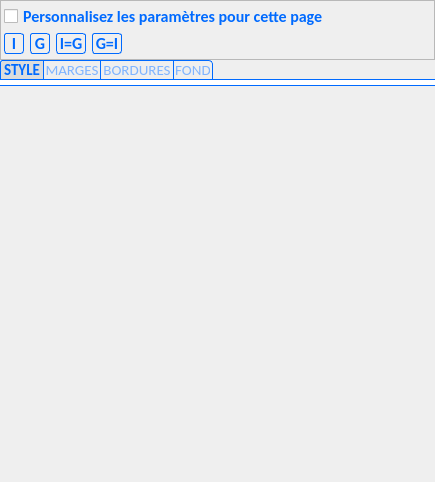
This is PhotosConsigne/ui/Page.ui in FlorianLance/PhotosConsigne as Qt 5 draws it before an edit. The edited form follows.
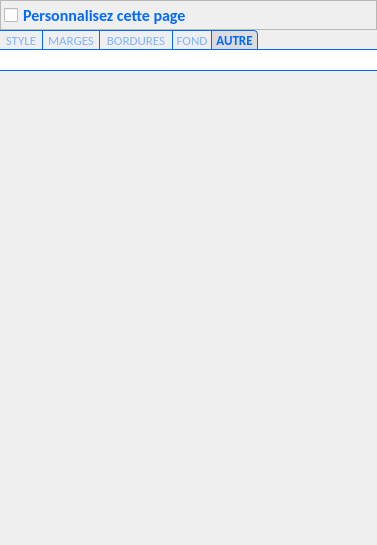
This is the edited form. The open tabs and pages were chosen to show the change.

Diff of the .ui file:
```diff
--- a/PhotosConsigne/ui/Page.ui
+++ b/PhotosConsigne/ui/Page.ui
@@ -6,10 +6,16 @@
    <rect>
     <x>0</x>
     <y>0</y>
-    <width>435</width>
-    <height>482</height>
+    <width>377</width>
+    <height>545</height>
    </rect>
   </property>
+  <property name="minimumSize">
+   <size>
+    <width>0</width>
+    <height>0</height>
+   </size>
+  </property>
   <property name="maximumSize">
    <size>
     <width>16777215</width>
@@ -40,7 +46,7 @@
      <property name="maximumSize">
       <size>
        <width>16777215</width>
-       <height>60</height>
+       <height>30</height>
       </size>
      </property>
      <property name="frameShape">
@@ -62,179 +68,39 @@
       <property name="bottomMargin">
        <number>5</number>
       </property>
-      <item row="1" column="0">
-       <widget class="QPushButton" name="pbAllIndividualParameters">
+      <item row="0" column="0" colspan="2">
+       <widget class="QCheckBox" name="cbEnableIndividualPage">
         <property name="minimumSize">
          <size>
-          <width>20</width>
+          <width>150</width>
           <height>0</height>
          </size>
         </property>
-        <property name="toolTip">
-         <string>Utiliser les paramètres individuels pour tous les ensembles</string>
-        </property>
-        <property name="styleSheet">
-         <string notr="true">
-
-QPushButton {
-    font: bold 12pt Calibri;  
-    border: 1px solid gray;
-    border-radius: 3px;
-     background-color: qlineargradient(x1: 0, y1: 0, x2: 0, y2: 1,
-                                       stop: 0 #f6f7fa, stop: 1 #dadbde);
- }
- 
-QPushButton::enabled {
-	color : rgb(0,106,255);
-    border: 1px solid rgb(0,106,255);
- }
-
-QPushButton:hover:!pressed{
-
-     background-color: qlineargradient(x1: 0, y1: 0, x2: 0, y2: 1,
-                                       stop: 0 #dadbde, stop: 1 #f6f7fa);
-}
-
- QPushButton:pressed{
-    background-color:  rgb(220,220,220);
-
-}</string>
-        </property>
-        <property name="text">
-         <string>I</string>
-        </property>
-       </widget>
-      </item>
-      <item row="1" column="1">
-       <widget class="QPushButton" name="pbAllGlobalParameters">
-        <property name="minimumSize">
+        <property name="sizeIncrement">
          <size>
-          <width>20</width>
+          <width>0</width>
           <height>0</height>
          </size>
         </property>
         <property name="toolTip">
-         <string>Utiliser les paramètres globaux pour tous les ensembles</string>
+         <string>Utiliser les paramètres définis ci-dessous pour cet ensemble</string>
         </property>
         <property name="styleSheet">
-         <string notr="true">
-
-QPushButton {
-    font: bold 12pt Calibri;  
-    border: 1px solid gray;
-    border-radius: 3px;
-     background-color: qlineargradient(x1: 0, y1: 0, x2: 0, y2: 1,
-                                       stop: 0 #f6f7fa, stop: 1 #dadbde);
- }
- 
-QPushButton::enabled {
+         <string notr="true">QWidget {
+  
 	color : rgb(0,106,255);
-    border: 1px solid rgb(0,106,255);
- }
+    font:  bold 12pt Calibri;
 
-QPushButton:hover:!pressed{
 
-     background-color: qlineargradient(x1: 0, y1: 0, x2: 0, y2: 1,
-                                       stop: 0 #dadbde, stop: 1 #f6f7fa);
-}
-
- QPushButton:pressed{
-    background-color:  rgb(220,220,220);
-
-}</string>
-        </property>
-        <property name="text">
-         <string>G</string>
-        </property>
-       </widget>
-      </item>
-      <item row="1" column="2">
-       <widget class="QPushButton" name="pbCopyGlobalToIndividuals">
-        <property name="minimumSize">
-         <size>
-          <width>30</width>
-          <height>0</height>
-         </size>
-        </property>
-        <property name="toolTip">
-         <string>Initialiser tous les ensembles individuels avec le paramètre global</string>
-        </property>
-        <property name="styleSheet">
-         <string notr="true">
-
-QPushButton {
-    font: bold 12pt Calibri;  
-    border: 1px solid gray;
-    border-radius: 3px;
-     background-color: qlineargradient(x1: 0, y1: 0, x2: 0, y2: 1,
-                                       stop: 0 #f6f7fa, stop: 1 #dadbde);
  }
- 
-QPushButton::enabled {
-	color : rgb(0,106,255);
-    border: 1px solid rgb(0,106,255);
- }
-
-QPushButton:hover:!pressed{
-
-     background-color: qlineargradient(x1: 0, y1: 0, x2: 0, y2: 1,
-                                       stop: 0 #dadbde, stop: 1 #f6f7fa);
-}
-
- QPushButton:pressed{
-    background-color:  rgb(220,220,220);
-
-}</string>
+</string>
         </property>
         <property name="text">
-         <string>I=G</string>
+         <string>Personnalisez cette page</string>
         </property>
        </widget>
       </item>
-      <item row="1" column="3">
-       <widget class="QPushButton" name="pbCopyIndividualToGlobal">
-        <property name="minimumSize">
-         <size>
-          <width>30</width>
-          <height>0</height>
-         </size>
-        </property>
-        <property name="toolTip">
-         <string>Initialiser le paramètre global avec le paramètre individuel courant</string>
-        </property>
-        <property name="styleSheet">
-         <string notr="true">
-
-QPushButton {
-    font: bold 12pt Calibri;  
-    border: 1px solid gray;
-    border-radius: 3px;
-     background-color: qlineargradient(x1: 0, y1: 0, x2: 0, y2: 1,
-                                       stop: 0 #f6f7fa, stop: 1 #dadbde);
- }
- 
-QPushButton::enabled {
-	color : rgb(0,106,255);
-    border: 1px solid rgb(0,106,255);
- }
-
-QPushButton:hover:!pressed{
-
-     background-color: qlineargradient(x1: 0, y1: 0, x2: 0, y2: 1,
-                                       stop: 0 #dadbde, stop: 1 #f6f7fa);
-}
-
- QPushButton:pressed{
-    background-color:  rgb(220,220,220);
-
-}</string>
-        </property>
-        <property name="text">
-         <string>G=I</string>
-        </property>
-       </widget>
-      </item>
-      <item row="1" column="4">
+      <item row="0" column="2">
        <spacer name="horizontalSpacer_2">
         <property name="orientation">
          <enum>Qt::Horizontal</enum>
@@ -247,32 +113,6 @@
         </property>
        </spacer>
       </item>
-      <item row="0" column="0" colspan="5">
-       <widget class="QCheckBox" name="cbEnableIndividualPage">
-        <property name="minimumSize">
-         <size>
-          <width>150</width>
-          <height>0</height>
-         </size>
-        </property>
-        <property name="toolTip">
-         <string>Utiliser les paramètres définis ci-dessous pour cet ensemble</string>
-        </property>
-        <property name="styleSheet">
-         <string notr="true">QWidget {
-  
-	color : rgb(0,106,255);
-    font:  bold 12pt Calibri;
-
-
- }
-</string>
-        </property>
-        <property name="text">
-         <string>Personnalisez les paramètres pour cette page</string>
-        </property>
-       </widget>
-      </item>
      </layout>
     </widget>
    </item>
@@ -342,11 +182,14 @@
         </property>
         <property name="styleSheet">
          <string notr="true">
+/* ################################  TAB BAR*/
 
 QTabWidget::tab-bar {
-    alignment: center;
+    alignment: left;
 }
 
+/* ################################  PANE */
+
 QTabWidget::pane { 
 
 	/* border */
@@ -355,6 +198,7 @@
 	border-right: 0px solid rgb(0,106,255);
 	border-bottom: 1px solid rgb(0,106,255);
 
+
 	/* border radius */
 	border-top-right-radius: 0px;
 	border-top-left-radius: 0px;
@@ -365,6 +209,10 @@
 	background-color:rgb(255, 255, 255)
 }
 
+/* ################################  TAB*/
+
+/* ################ BASE */
+
 QTabBar::tab {
 
 	/* border */
@@ -375,11 +223,6 @@
 	/* border radius */
     border-radius: 0px;
 
-	/* color */
-	background-color: qlineargradient(x1: 0, y1: 0, x2: 0, y2: 1,
-                                       stop: 0 #f6f7fa, stop: 1 #dadbde);
-	color : rgb(0,106,255);
-
 	/* size */
 	height:4ex;
 	min-width:20ex;
@@ -398,7 +241,7 @@
 	color : rgb(127,180,255);
 
 	/* font */
-  	font:  11pt Calibri;
+  	font:  10pt Calibri;
 }
 
 
@@ -409,7 +252,7 @@
     background-color:  rgb(220,220,220);
 
 	/* font */
-	 font: bold 11pt Calibri;
+	 font: bold 10pt Calibri;
 }
 
 
@@ -423,22 +266,19 @@
                                        stop: 0 #dadbde, stop: 1 #f6f7fa);
 
 	/* font */
-	 font: bold 11pt Calibri;
+	 font: bold 10pt Calibri;
 }
 
 
-/* ################ ORDER */
-
-
-
+/* ################ FIRST / LAST */
 
 QTabBar::tab:first{
 
 	/* border */
-	border-left: 1px solid rgb(0,106,255);
+	border-left: 0px solid rgb(0,106,255);
 
 	/* border radius */
-	border-top-left-radius: 3px;
+	border-top-left-radius: 0px;
 	border-bottom-left-radius: 0px;
 
 }
@@ -448,19 +288,6 @@
 	/* border radius */
 	 border-top-right-radius: 4px;
 }
-
-QTabBar::tab:!enabled{
-	color: rgb(150,150,150);
-}
-
-
-
-QTabWidget::pane:!enabled { 
-/*	border-color : rgb(150,150,150);*/
-	color: rgb(150,150,150);
-}
-
-
 </string>
         </property>
         <property name="tabPosition">
@@ -587,6 +414,12 @@
           </property>
          </layout>
         </widget>
+        <widget class="QWidget" name="tabMisc">
+         <attribute name="title">
+          <string>AUTRE</string>
+         </attribute>
+         <layout class="QVBoxLayout" name="vlMisc"/>
+        </widget>
        </widget>
       </item>
      </layout>
@@ -597,6 +430,9 @@
      <property name="orientation">
       <enum>Qt::Vertical</enum>
      </property>
+     <property name="sizeType">
+      <enum>QSizePolicy::Expanding</enum>
+     </property>
      <property name="sizeHint" stdset="0">
       <size>
        <width>20</width>
```
